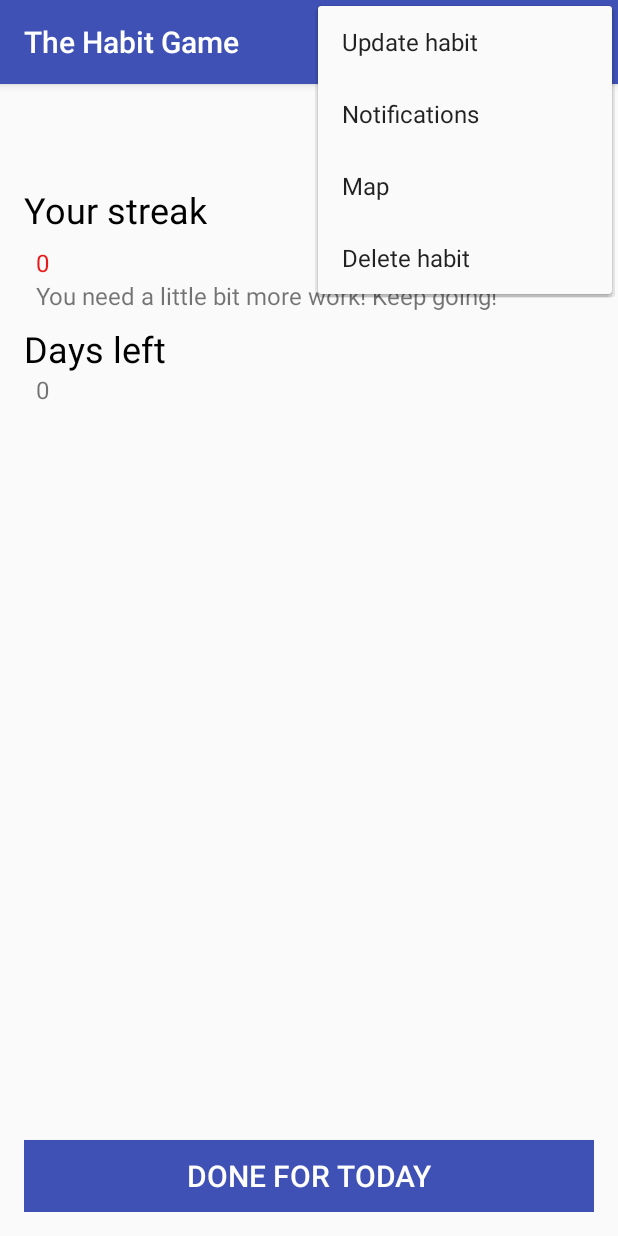
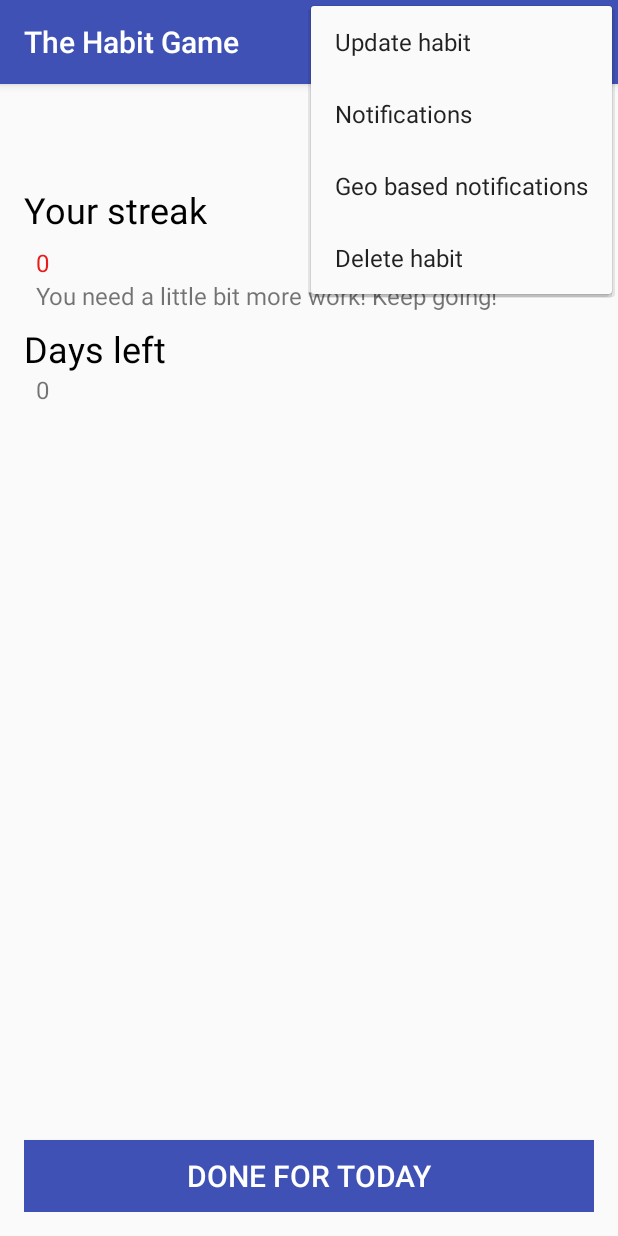
Before and after one commit to sayard/The-Habit-Game, an Android app: the HabitDetailActivity screen opened directly, with no data from a screen before it, with the options menu open, on a phone screen of 412 x 824 dp. Run offline under Robolectric (Android 15) with nearby library versions, the phone set to English and light mode, and no system bars; libraries missing offline, so code that uses them is left out: uk.co.deanwild; 18 statements that could not run were skipped.

Commit message:
changed menu item text

```diff
--- a/app/src/main/res/menu/menu_habit_detail.xml
+++ b/app/src/main/res/menu/menu_habit_detail.xml
@@ -14,7 +14,7 @@
     <item
         android:id="@+id/action_map"
         android:orderInCategory="99"
-        android:title="Map"
+        android:title="@string/geo_based_notifications"
         app:showAsAction="never"/>
     <item
         android:id="@+id/action_delete_habit"
--- a/app/src/main/res/values/strings.xml
+++ b/app/src/main/res/values/strings.xml
@@ -75,4 +75,5 @@
     <string name="cancel_notification">Cancel Notification</string>
     <string name="EXTRA_LATITUDE" translatable="false">pl.c0.sayard.thehabitgame.extra.LATITUDE</string>
     <string name="EXTRA_LONGITUDE" translatable="false">pl.c0.sayard.thehabitgame.extra.LONGITUDE</string>
+    <string name="geo_based_notifications">Geo based notifications</string>
 </resources>
```
